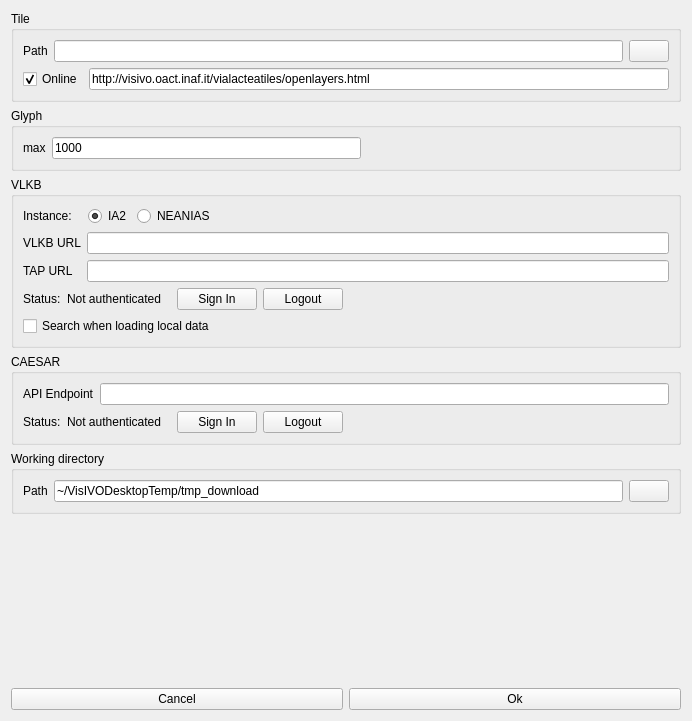
Above: Code/ui/settingform.ui from VisIVOLab/ViaLacteaVisualAnalytics before the change. Below: the same form after it.
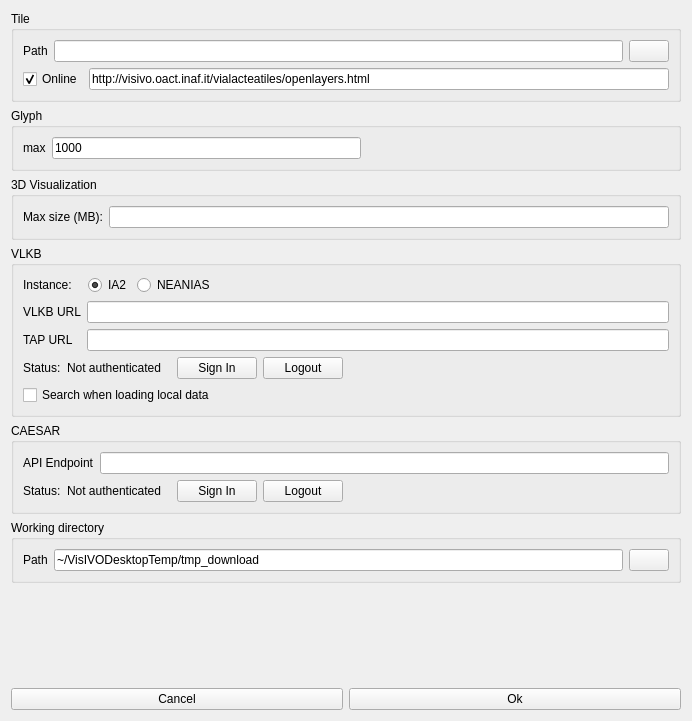
That is the form after the change. Icons and pictures are not drawn.

```diff
--- a/Code/ui/settingform.ui
+++ b/Code/ui/settingform.ui
@@ -105,6 +105,33 @@
      </layout>
     </widget>
    </item>
+   <item>
+    <widget class="QGroupBox" name="groupBox_3">
+     <property name="title">
+      <string>3D Visualization</string>
+     </property>
+     <layout class="QVBoxLayout" name="verticalLayout_5">
+      <item>
+       <layout class="QGridLayout" name="gridLayout">
+        <item row="0" column="0">
+         <widget class="QLabel" name="label_8">
+          <property name="text">
+           <string>Max size (MB):</string>
+          </property>
+         </widget>
+        </item>
+        <item row="0" column="1">
+         <widget class="QLineEdit" name="textDownscaleSize">
+          <property name="toolTip">
+           <string>Set 0 to not downscale the cube</string>
+          </property>
+         </widget>
+        </item>
+       </layout>
+      </item>
+     </layout>
+    </widget>
+   </item>
    <item>
     <widget class="QGroupBox" name="vlkbGroupBox">
      <property name="title">
```
